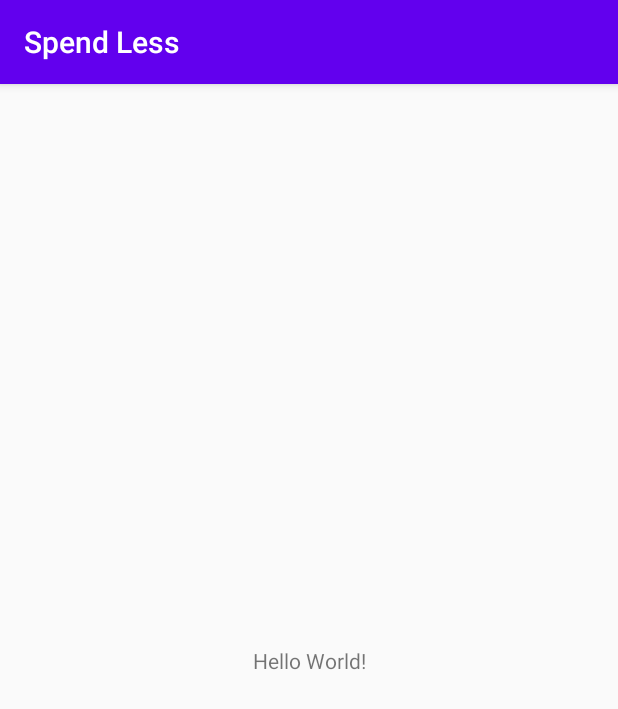
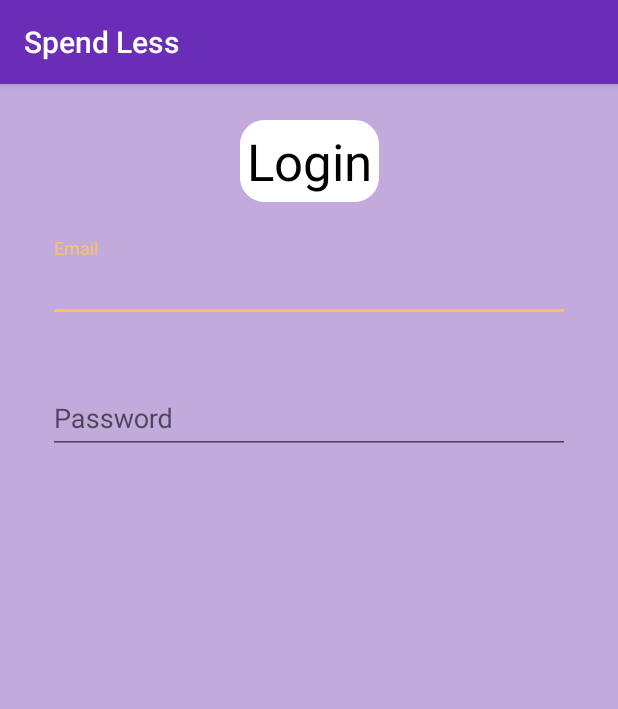
Before and after one commit to Ansel21099/Spend-Less, an Android app: the screen it shows after launch (SplashScreen before the commit, Login after it), on a phone screen of 412 x 824 dp. Shown: the top 709 px of the screen. Run offline under Robolectric (Android 15) with nearby library versions, the light colour scheme and no system bars.

Commit message:
Initial Login Page

```diff
--- a/SpendLess/app/build.gradle
+++ b/SpendLess/app/build.gradle
@@ -31,4 +31,5 @@ dependencies {
     testImplementation 'junit:junit:4.12'
     androidTestImplementation 'androidx.test.ext:junit:1.1.1'
     androidTestImplementation 'androidx.test.espresso:espresso-core:3.2.0'
+    implementation 'com.google.android.material:material:1.0.0'
 }
--- a/SpendLess/app/src/main/java/com/example/spendless/SplashScreen.java
+++ b/SpendLess/app/src/main/java/com/example/spendless/SplashScreen.java
@@ -2,7 +2,9 @@ package com.example.spendless;
 
 import androidx.appcompat.app.AppCompatActivity;
 
+import android.content.Intent;
 import android.os.Bundle;
+import android.os.CountDownTimer;
 
 public class SplashScreen extends AppCompatActivity {
 
@@ -10,9 +12,21 @@ public class SplashScreen extends AppCompatActivity {
     protected void onCreate(Bundle savedInstanceState) {
         super.onCreate(savedInstanceState);
         setContentView(R.layout.activity_main);
-        try {
-            Thread.sleep(1000);
-        } catch (InterruptedException e) {
+       try {
+           new CountDownTimer(5000, 1000) {
+
+               public void onTick(long millisUntilFinished) {
+
+               }
+               public void onFinish() {
+                   Intent intent = new Intent(getApplicationContext(),Login.class);
+                   startActivity(intent);
+                   finish();
+               }
+
+           }.start();
+
+        } catch (Exception e) {
             e.printStackTrace();
         }
 
--- /dev/null
+++ b/SpendLess/app/src/main/res/drawable/rounded_border.xml
@@ -0,0 +1,19 @@
+<?xml version="1.0" encoding="utf-8"?>
+<shape xmlns:android="http://schemas.android.com/apk/res/android"
+    android:shape="rectangle">
+
+    <solid android:color="#FFFFFF" />
+
+    <stroke
+        android:width="2dp"
+        android:color="#FFFFFF" />
+
+    <padding
+        android:bottom="5dp"
+        android:left="5dp"
+        android:right="5dp"
+        android:top="5dp" />
+
+    <corners android:radius="15dp" />
+
+</shape>
--- a/SpendLess/app/src/main/res/layout/activity_login.xml
+++ b/SpendLess/app/src/main/res/layout/activity_login.xml
@@ -4,6 +4,52 @@
     xmlns:tools="http://schemas.android.com/tools"
     android:layout_width="match_parent"
     android:layout_height="match_parent"
-    tools:context=".Login">
+    android:background="@color/colorBackground"
+    tools:context=".Login" >
 
+    <TextView
+        android:id="@+id/textView"
+        android:layout_width="wrap_content"
+        android:layout_height="wrap_content"
+        android:layout_marginTop="24dp"
+        android:background="@drawable/rounded_border"
+        android:text="@string/login"
+        android:textAppearance="@style/TextAppearance.AppCompat.Display1"
+        android:textColor="@color/colorText"
+        app:layout_constraintEnd_toEndOf="parent"
+        app:layout_constraintStart_toStartOf="parent"
+        app:layout_constraintTop_toTopOf="parent" />
+
+    <com.google.android.material.textfield.TextInputLayout
+        android:id="@+id/textInputLayout"
+        android:layout_width="0dp"
+        android:layout_height="wrap_content"
+        android:layout_marginStart="32dp"
+        android:layout_marginTop="24dp"
+        android:layout_marginEnd="32dp"
+        app:layout_constraintEnd_toEndOf="parent"
+        app:layout_constraintStart_toStartOf="parent"
+        app:layout_constraintTop_toBottomOf="@+id/textView">
+
+        <com.google.android.material.textfield.TextInputEditText
+            android:layout_width="match_parent"
+            android:layout_height="wrap_content"
+            android:hint="@string/email" />
+    </com.google.android.material.textfield.TextInputLayout>
+
+    <com.google.android.material.textfield.TextInputLayout
+        android:layout_width="0dp"
+        android:layout_height="wrap_content"
+        android:layout_marginStart="32dp"
+        android:layout_marginTop="32dp"
+        android:layout_marginEnd="32dp"
+        app:layout_constraintEnd_toEndOf="parent"
+        app:layout_constraintStart_toStartOf="parent"
+        app:layout_constraintTop_toBottomOf="@+id/textInputLayout">
+
+        <com.google.android.material.textfield.TextInputEditText
+            android:layout_width="match_parent"
+            android:layout_height="wrap_content"
+            android:hint="@string/password" />
+    </com.google.android.material.textfield.TextInputLayout>
 </androidx.constraintlayout.widget.ConstraintLayout>
--- a/SpendLess/app/src/main/res/layout/activity_main.xml
+++ b/SpendLess/app/src/main/res/layout/activity_main.xml
@@ -4,15 +4,32 @@
     xmlns:tools="http://schemas.android.com/tools"
     android:layout_width="match_parent"
     android:layout_height="match_parent"
+    android:background="@color/colorBackground"
     tools:context=".SplashScreen">
 
-    <TextView
+    <ProgressBar
+        android:id="@+id/progressBar"
+        style="?android:attr/progressBarStyle"
         android:layout_width="wrap_content"
         android:layout_height="wrap_content"
-        android:text="Hello World!"
+        android:background="@drawable/rounded_border"
+        android:indeterminate="true"
         app:layout_constraintBottom_toBottomOf="parent"
-        app:layout_constraintLeft_toLeftOf="parent"
-        app:layout_constraintRight_toRightOf="parent"
+        app:layout_constraintEnd_toEndOf="parent"
+        app:layout_constraintStart_toStartOf="parent"
+        app:layout_constraintTop_toTopOf="parent"
+        app:layout_constraintVertical_bias="0.82" />
+
+    <TextView
+        android:id="@+id/textView"
+        android:layout_width="wrap_content"
+        android:layout_height="wrap_content"
+        android:background="@drawable/rounded_border"
+        android:text="@string/spend_less"
+        android:textAppearance="@style/TextAppearance.AppCompat.Display1"
+        android:textColor="@color/colorText"
+        app:layout_constraintBottom_toBottomOf="parent"
+        app:layout_constraintEnd_toEndOf="parent"
+        app:layout_constraintStart_toStartOf="parent"
         app:layout_constraintTop_toTopOf="parent" />
-
 </androidx.constraintlayout.widget.ConstraintLayout>
--- a/SpendLess/app/src/main/res/values/colors.xml
+++ b/SpendLess/app/src/main/res/values/colors.xml
@@ -1,6 +1,9 @@
 <?xml version="1.0" encoding="utf-8"?>
 <resources>
-    <color name="colorPrimary">#6200EE</color>
-    <color name="colorPrimaryDark">#3700B3</color>
-    <color name="colorAccent">#03DAC5</color>
+    <color name="colorPrimary">#692db7</color>
+    <color name="colorPrimaryDark">#34314f</color>
+    <color name="colorAccent">#ffc15e</color>
+    <color name="colorPrimaryLight">#8158fc</color>
+    <color name="colorBackground">#C2ABDC</color>
+    <color name="colorText">#000000</color>
 </resources>
--- a/SpendLess/app/src/main/res/values/strings.xml
+++ b/SpendLess/app/src/main/res/values/strings.xml
@@ -1,3 +1,7 @@
 <resources>
     <string name="app_name">Spend Less</string>
+    <string name="spend_less">Spend Less</string>
+    <string name="login">Login</string>
+    <string name="email">Email</string>
+    <string name="password">Password</string>
 </resources>
--- a/SpendLess/app/src/main/res/values/styles.xml
+++ b/SpendLess/app/src/main/res/values/styles.xml
@@ -6,6 +6,7 @@
         <item name="colorPrimary">@color/colorPrimary</item>
         <item name="colorPrimaryDark">@color/colorPrimaryDark</item>
         <item name="colorAccent">@color/colorAccent</item>
+        <item name="colorBackgroundFloating">@color/colorPrimaryLight</item>
     </style>
 
 </resources>
```
